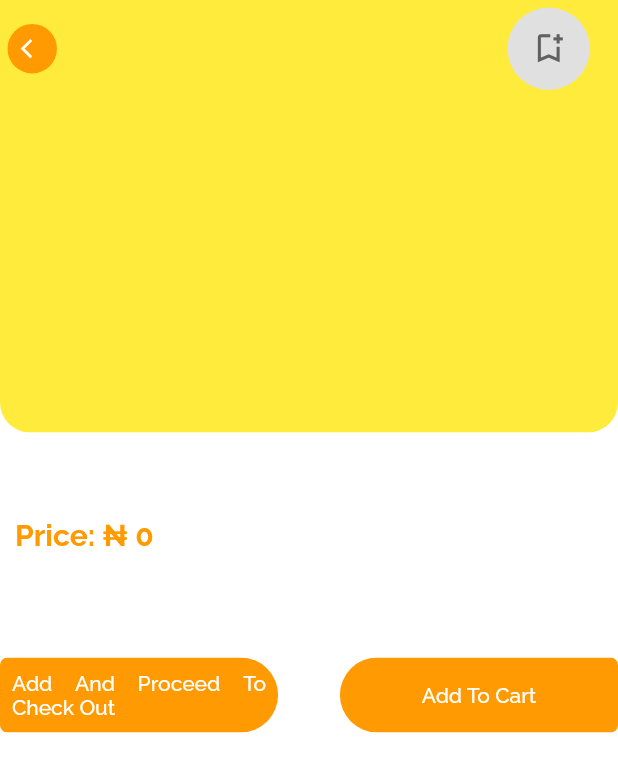
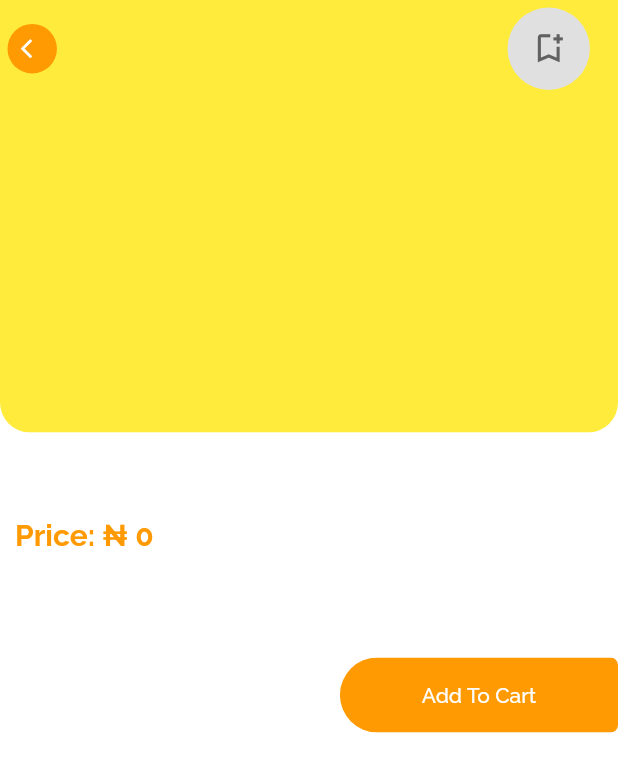
Before and after one commit to olamilekan-adeleke/food_dash_app, a Flutter app: the SelectedMarketItmePage widget shown alone on an empty page, opened directly with empty values, on a phone screen of 412 x 824 dp. Shown: the top 772 px of the screen. Run offline on Flutter 3.47's test engine with Material 2 defaults, Android fonts, the phone set to English and light mode, and no system bars; drawn by our look-alikes of carousel_slider; our stand-ins replace bloc, cached_network_image, cloud_firestore, curved_navigation_bar, dropdown_search, equatable and 14 more; missing offline and left inert: flutter_paystack, flutterwave, paginate_firestore; accounts and stored records are empty; project files that could hold a hidden picture were left out.

Commit message:
fixed market cart bug issues

```diff
--- a/lib/features/food/UI/pages/selected_market_item_page.dart
+++ b/lib/features/food/UI/pages/selected_market_item_page.dart
@@ -136,52 +136,52 @@ class SelectedMarketItmePage extends StatelessWidget {
             ),
           ),
           Row(
-            mainAxisAlignment: MainAxisAlignment.spaceBetween,
+            mainAxisAlignment: MainAxisAlignment.end,
             children: <Widget>[
-              BlocConsumer<MerchantBloc, MerchantState>(
-                listener: (BuildContext context, MerchantState state) {
-                  if (state is AddFoodProductToCartLoadedState) {
-                    if (toCart) {
-                      CustomNavigationService().navigateTo(RouteName.cartPage);
-                    }
-                  }
-                },
-                builder: (BuildContext context, MerchantState state) {
-                  if (state is AddFoodProductToCartLoadingState) {
-                    return const CustomButton.loading();
-                  }
+              // BlocConsumer<MerchantBloc, MerchantState>(
+              //   listener: (BuildContext context, MerchantState state) {
+              //     if (state is AddFoodProductToCartLoadedState) {
+              //       if (toCart) {
+              //         CustomNavigationService().navigateTo(RouteName.cartPage);
+              //       }
+              //     }
+              //   },
+              //   builder: (BuildContext context, MerchantState state) {
+              //     if (state is AddFoodProductToCartLoadingState) {
+              //       return const CustomButton.loading();
+              //     }
 
-                  return ClipRRect(
-                    borderRadius: BorderRadius.only(
-                      topRight: Radius.circular(sizerSp(20)),
-                      bottomRight: Radius.circular(sizerSp(20)),
-                    ),
-                    child: CustomButton.smallSized(
-                      text: 'Add And Proceed To Check Out',
-                      width: sizerWidth(45),
-                      onTap: () {
-                        final CartModel cart = CartModel(
-                          category: marketItem.category,
-                          id: marketItem.id,
-                          count: 1,
-                          description: marketItem.description,
-                          image: marketItem.images.first,
-                          name: marketItem.name,
-                          price: marketItem.price,
-                          fastFoodName: '',
-                          fastFoodId: '',
-                        );
+              //     return ClipRRect(
+              //       borderRadius: BorderRadius.only(
+              //         topRight: Radius.circular(sizerSp(20)),
+              //         bottomRight: Radius.circular(sizerSp(20)),
+              //       ),
+              //       child: CustomButton.smallSized(
+              //         text: 'Add And Proceed To Check Out',
+              //         width: sizerWidth(45),
+              //         onTap: () {
+              //           final CartModel cart = CartModel(
+              //             category: marketItem.category,
+              //             id: marketItem.id,
+              //             count: 1,
+              //             description: marketItem.description,
+              //             image: marketItem.images.first,
+              //             name: marketItem.name,
+              //             price: marketItem.price,
+              //             fastFoodName: '',
+              //             fastFoodId: '',
+              //           );
 
-                        toCart = true;
+              //           toCart = true;
 
-                        BlocProvider.of<MerchantBloc>(context)
-                            .add(AddFoodProductToCartEvents(cart));
-                      },
-                    ),
-                  );
-                },
-              ),
-              //
+              //           BlocProvider.of<MerchantBloc>(context)
+              //               .add(AddMarketItemProductToCartEvents(cart));
+              //         },
+              //       ),
+              //     );
+              //   },
+              // ),
+              // //
               BlocConsumer<MerchantBloc, MerchantState>(
                 listener: (BuildContext context, MerchantState state) {},
                 builder: (BuildContext context, MerchantState state) {
@@ -211,7 +211,7 @@ class SelectedMarketItmePage extends StatelessWidget {
                         );
 
                         BlocProvider.of<MerchantBloc>(context)
-                            .add(AddFoodProductToCartEvents(cart));
+                            .add(AddMarketItemProductToCartEvents(cart));
 
                         toCart = false;
                       },
```
